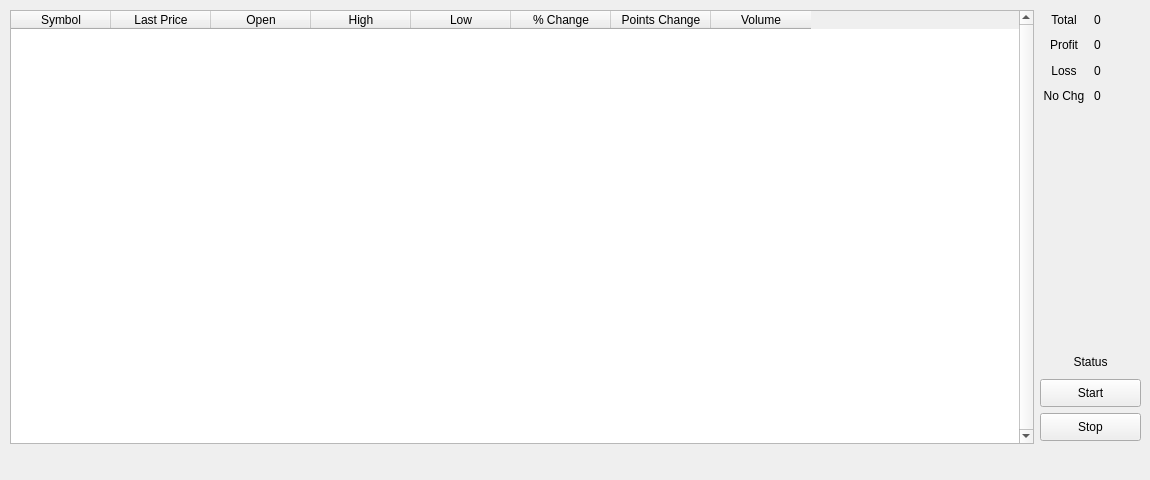
Above: top_grossing_gui/main_ui.ui from siddhantsar/nsescripts before the change. Below: the same form after it.
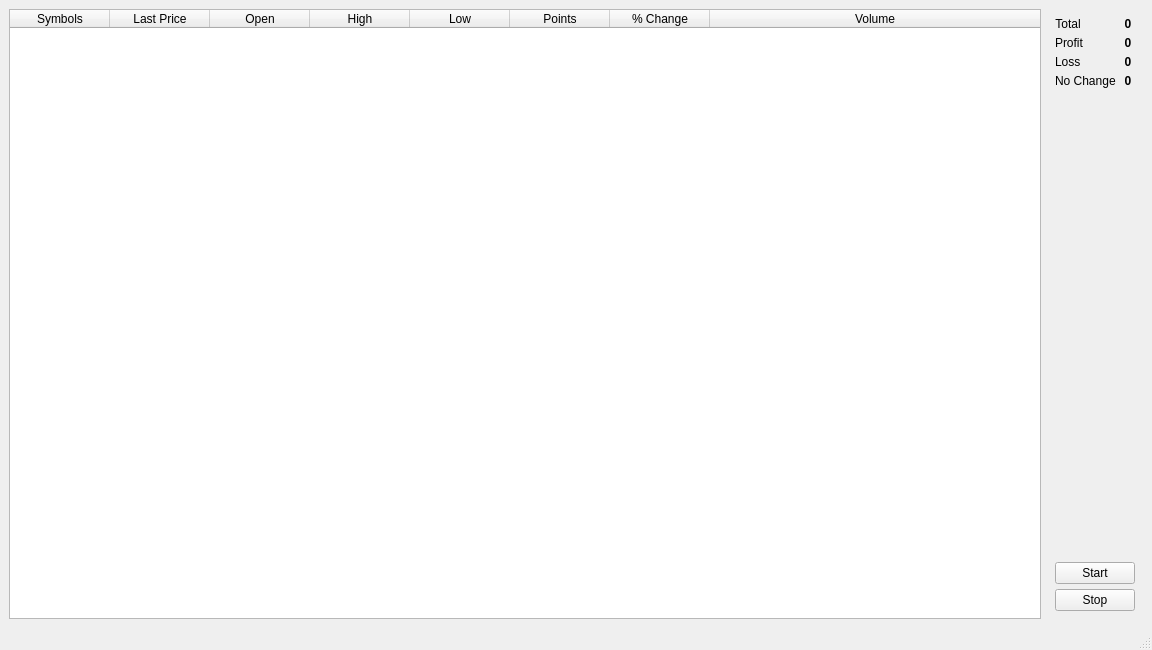
That is the form after the change.

Diff of the .ui file:
```diff
--- a/top_grossing_gui/main_ui.ui
+++ b/top_grossing_gui/main_ui.ui
@@ -6,60 +6,36 @@
    <rect>
     <x>0</x>
     <y>0</y>
-    <width>1150</width>
-    <height>480</height>
+    <width>1152</width>
+    <height>650</height>
    </rect>
   </property>
   <property name="minimumSize">
    <size>
-    <width>940</width>
-    <height>480</height>
+    <width>1152</width>
+    <height>650</height>
    </size>
   </property>
   <property name="windowTitle">
    <string>Top Grossing Equity Stocks - NSE, India</string>
   </property>
   <widget class="QWidget" name="centralwidget">
-   <property name="enabled">
-    <bool>true</bool>
-   </property>
-   <widget class="QWidget" name="verticalLayoutWidget">
-    <property name="geometry">
-     <rect>
-      <x>10</x>
-      <y>10</y>
-      <width>1024</width>
-      <height>434</height>
-     </rect>
-    </property>
-    <layout class="QVBoxLayout" name="tableVertLayout">
-     <item>
-      <widget class="QTableWidget" name="priceTable">
-       <property name="minimumSize">
-        <size>
-         <width>1022</width>
-         <height>370</height>
-        </size>
-       </property>
-       <property name="maximumSize">
-        <size>
-         <width>16777215</width>
-         <height>16777215</height>
-        </size>
-       </property>
-       <property name="verticalScrollBarPolicy">
-        <enum>Qt::ScrollBarAlwaysOn</enum>
+   <layout class="QGridLayout" name="gridLayout_2">
+    <item row="0" column="0" rowspan="2">
+     <widget class="QTableWidget" name="price_table">
+      <property name="frameShape">
+       <enum>QFrame::StyledPanel</enum>
+      </property>
+      <property name="frameShadow">
+       <enum>QFrame::Sunken</enum>
        </property>
        <property name="horizontalScrollBarPolicy">
         <enum>Qt::ScrollBarAlwaysOff</enum>
        </property>
-       <property name="sizeAdjustPolicy">
-        <enum>QAbstractScrollArea::AdjustToContents</enum>
-       </property>
-       <property name="rowCount">
-        <number>0</number>
-       </property>
-       <attribute name="horizontalHeaderVisible">
+      <property name="sortingEnabled">
+       <bool>false</bool>
+      </property>
+      <attribute name="horizontalHeaderStretchLastSection">
         <bool>true</bool>
        </attribute>
        <attribute name="verticalHeaderVisible">
@@ -69,11 +45,11 @@
         <number>25</number>
        </attribute>
        <attribute name="verticalHeaderDefaultSectionSize">
-        <number>25</number>
+       <number>30</number>
        </attribute>
        <column>
         <property name="text">
-         <string>Symbol</string>
+        <string>Symbols</string>
         </property>
        </column>
        <column>
@@ -96,16 +72,16 @@
          <string>Low</string>
         </property>
        </column>
+      <column>
+       <property name="text">
+        <string>Points</string>
+       </property>
+      </column>
        <column>
         <property name="text">
          <string>% Change</string>
         </property>
        </column>
-       <column>
-        <property name="text">
-         <string>Points Change</string>
-        </property>
-       </column>
        <column>
         <property name="text">
          <string>Volume</string>
@@ -113,115 +89,178 @@
        </column>
       </widget>
      </item>
-    </layout>
-   </widget>
-   <widget class="QWidget" name="verticalLayoutWidget_2">
-    <property name="geometry">
-     <rect>
-      <x>1040</x>
-      <y>10</y>
-      <width>101</width>
-      <height>95</height>
-     </rect>
-    </property>
-    <layout class="QVBoxLayout" name="statsVertLayout">
-     <item>
-      <layout class="QHBoxLayout" name="row0HorizLayout">
-       <item>
-        <widget class="QLabel" name="totalStatic">
-         <property name="text">
-          <string>Total</string>
-         </property>
-         <property name="alignment">
-          <set>Qt::AlignCenter</set>
-         </property>
-        </widget>
-       </item>
-       <item>
+    <item row="1" column="1">
+     <layout class="QFormLayout" name="buttons_layout">
+      <property name="sizeConstraint">
+       <enum>QLayout::SetMinAndMaxSize</enum>
+      </property>
+      <property name="formAlignment">
+       <set>Qt::AlignBottom|Qt::AlignLeading|Qt::AlignLeft</set>
+      </property>
+      <property name="horizontalSpacing">
+       <number>5</number>
+      </property>
+      <property name="verticalSpacing">
+       <number>5</number>
+      </property>
+      <property name="leftMargin">
+       <number>8</number>
+      </property>
+      <property name="topMargin">
+       <number>8</number>
+      </property>
+      <property name="rightMargin">
+       <number>8</number>
+      </property>
+      <property name="bottomMargin">
+       <number>8</number>
+      </property>
+      <item row="0" column="0" colspan="2">
+       <widget class="QPushButton" name="start_button">
+        <property name="font">
+         <font>
+          <weight>50</weight>
+          <bold>false</bold>
+         </font>
+        </property>
+        <property name="text">
+         <string>Start</string>
+        </property>
+        <property name="checkable">
+         <bool>false</bool>
+        </property>
+        <property name="autoDefault">
+         <bool>true</bool>
+        </property>
+       </widget>
+      </item>
+      <item row="1" column="0" colspan="2">
+       <widget class="QPushButton" name="stop_button">
+        <property name="font">
+         <font>
+          <weight>50</weight>
+          <bold>false</bold>
+         </font>
+        </property>
+        <property name="text">
+         <string>Stop</string>
+        </property>
+       </widget>
+      </item>
+     </layout>
+    </item>
+    <item row="0" column="1">
+     <layout class="QFormLayout" name="stats_layout">
+      <property name="horizontalSpacing">
+       <number>5</number>
+      </property>
+      <property name="verticalSpacing">
+       <number>5</number>
+      </property>
+      <property name="leftMargin">
+       <number>8</number>
+      </property>
+      <property name="topMargin">
+       <number>8</number>
+      </property>
+      <property name="rightMargin">
+       <number>8</number>
+      </property>
+      <property name="bottomMargin">
+       <number>8</number>
+      </property>
+      <item row="0" column="0">
         <widget class="QLabel" name="total">
          <property name="text">
+         <string>Total</string>
+        </property>
+        <property name="alignment">
+         <set>Qt::AlignCenter</set>
+        </property>
+       </widget>
+      </item>
+      <item row="0" column="1">
+       <widget class="QLabel" name="total_num">
+        <property name="font">
+         <font>
+          <weight>75</weight>
+          <bold>true</bold>
+         </font>
+        </property>
+        <property name="text">
           <string>0</string>
          </property>
          <property name="alignment">
-          <set>Qt::AlignLeading|Qt::AlignLeft|Qt::AlignVCenter</set>
+         <set>Qt::AlignCenter</set>
          </property>
         </widget>
        </item>
-      </layout>
-     </item>
-     <item>
-      <layout class="QHBoxLayout" name="row1HorizLayout">
-       <item>
-        <widget class="QLabel" name="profitStatic">
+      <item row="1" column="1">
+       <widget class="QLabel" name="profit_num">
+        <property name="font">
+         <font>
+          <weight>75</weight>
+          <bold>true</bold>
+         </font>
+        </property>
          <property name="text">
-          <string>Profit</string>
+         <string>0</string>
          </property>
          <property name="alignment">
           <set>Qt::AlignCenter</set>
          </property>
         </widget>
        </item>
-       <item>
+      <item row="1" column="0">
         <widget class="QLabel" name="profit">
          <property name="text">
-          <string>0</string>
-         </property>
-         <property name="alignment">
-          <set>Qt::AlignLeading|Qt::AlignLeft|Qt::AlignVCenter</set>
-         </property>
-        </widget>
-       </item>
-      </layout>
-     </item>
-     <item>
-      <layout class="QHBoxLayout" name="row2HorizLayout">
-       <item>
-        <widget class="QLabel" name="lossStatic">
-         <property name="text">
-          <string>Loss</string>
-         </property>
-         <property name="alignment">
-          <set>Qt::AlignCenter</set>
-         </property>
-        </widget>
-       </item>
-       <item>
+         <string>Profit</string>
+        </property>
+       </widget>
+      </item>
+      <item row="2" column="0">
         <widget class="QLabel" name="loss">
+        <property name="text">
+         <string>Loss</string>
+        </property>
+       </widget>
+      </item>
+      <item row="2" column="1">
+       <widget class="QLabel" name="loss_num">
          <property name="font">
           <font>
-           <weight>50</weight>
-           <bold>false</bold>
+          <weight>75</weight>
+          <bold>true</bold>
           </font>
          </property>
          <property name="text">
           <string>0</string>
          </property>
          <property name="alignment">
-          <set>Qt::AlignLeading|Qt::AlignLeft|Qt::AlignVCenter</set>
+         <set>Qt::AlignCenter</set>
          </property>
         </widget>
        </item>
-      </layout>
-     </item>
-     <item>
-      <layout class="QHBoxLayout" name="row3HorizLayout">
-       <item>
-        <widget class="QLabel" name="noChangeStatic">
+      <item row="3" column="0">
+       <widget class="QLabel" name="no_change">
          <property name="text">
-          <string>No Chg</string>
-         </property>
-         <property name="alignment">
-          <set>Qt::AlignCenter</set>
-         </property>
-        </widget>
-       </item>
-       <item>
-        <widget class="QLabel" name="noChange">
+         <string>No Change</string>
+        </property>
+       </widget>
+      </item>
+      <item row="3" column="1">
+       <widget class="QLabel" name="no_change_num">
+        <property name="font">
+         <font>
+          <weight>75</weight>
+          <bold>true</bold>
+         </font>
+        </property>
          <property name="text">
           <string>0</string>
          </property>
          <property name="alignment">
-          <set>Qt::AlignLeading|Qt::AlignLeft|Qt::AlignVCenter</set>
+         <set>Qt::AlignCenter</set>
          </property>
         </widget>
        </item>
@@ -229,74 +268,20 @@
      </item>
     </layout>
    </widget>
-   <widget class="QWidget" name="verticalLayoutWidget_3">
-    <property name="geometry">
-     <rect>
-      <x>1040</x>
-      <y>350</y>
-      <width>101</width>
-      <height>91</height>
-     </rect>
-    </property>
-    <layout class="QVBoxLayout" name="buttonsVertLayout">
-     <item>
-      <widget class="QLabel" name="status">
-       <property name="text">
-        <string>Status</string>
-       </property>
-       <property name="alignment">
-        <set>Qt::AlignCenter</set>
-       </property>
-      </widget>
-     </item>
-     <item>
-      <widget class="QPushButton" name="startFetch">
-       <property name="minimumSize">
-        <size>
-         <width>50</width>
-         <height>28</height>
-        </size>
-       </property>
+  <widget class="QStatusBar" name="status_bar">
+   <property name="font">
+    <font>
+     <pointsize>8</pointsize>
+     <weight>75</weight>
+     <bold>true</bold>
+    </font>
+   </property>
+  </widget>
+  <action name="action_set_interval">
        <property name="text">
-        <string>Start</string>
-       </property>
-       <property name="autoRepeat">
-        <bool>false</bool>
-       </property>
-       <property name="autoRepeatDelay">
-        <number>1</number>
-       </property>
-       <property name="autoRepeatInterval">
-        <number>1</number>
-       </property>
-      </widget>
-     </item>
-     <item>
-      <widget class="QPushButton" name="stopFetch">
-       <property name="minimumSize">
-        <size>
-         <width>75</width>
-         <height>28</height>
-        </size>
-       </property>
-       <property name="text">
-        <string>Stop</string>
-       </property>
-      </widget>
-     </item>
-    </layout>
-   </widget>
-  </widget>
-  <widget class="QMenuBar" name="menubar">
-   <property name="geometry">
-    <rect>
-     <x>0</x>
-     <y>0</y>
-     <width>1150</width>
-     <height>26</height>
-    </rect>
-   </property>
-  </widget>
+    <string>Set Interval</string>
+   </property>
+  </action>
  </widget>
  <resources/>
  <connections/>
```
Left out of the diff: 2 changed lines with no effect on the pictures. Lines whose indentation alone changed are shown as unchanged.
